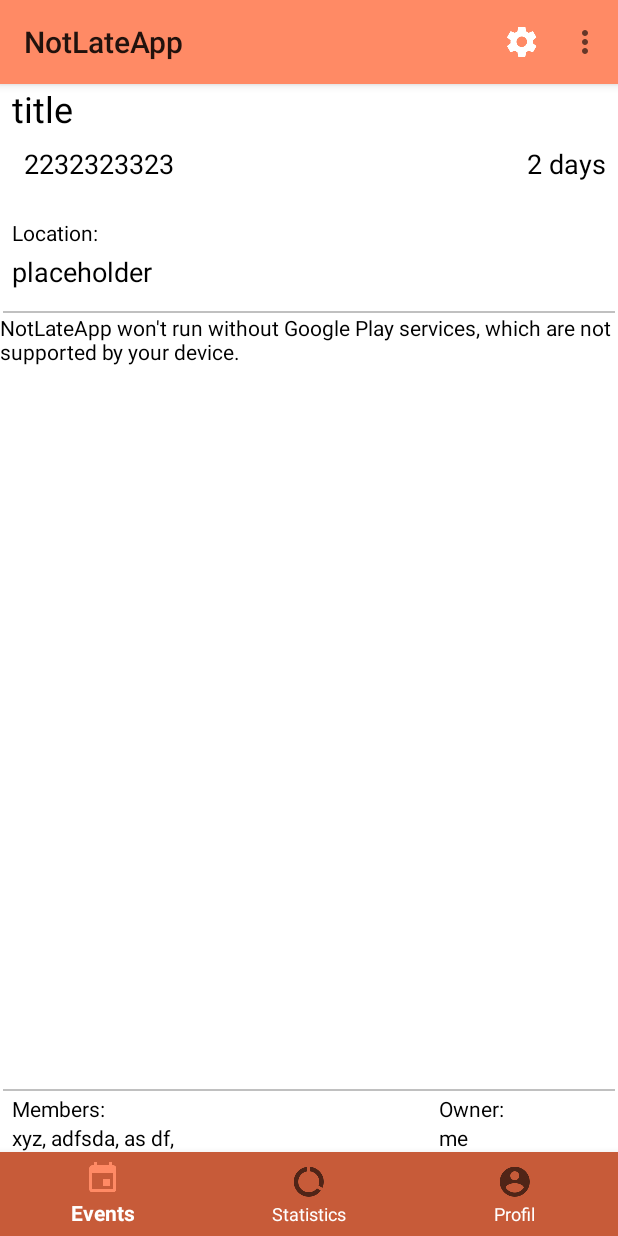
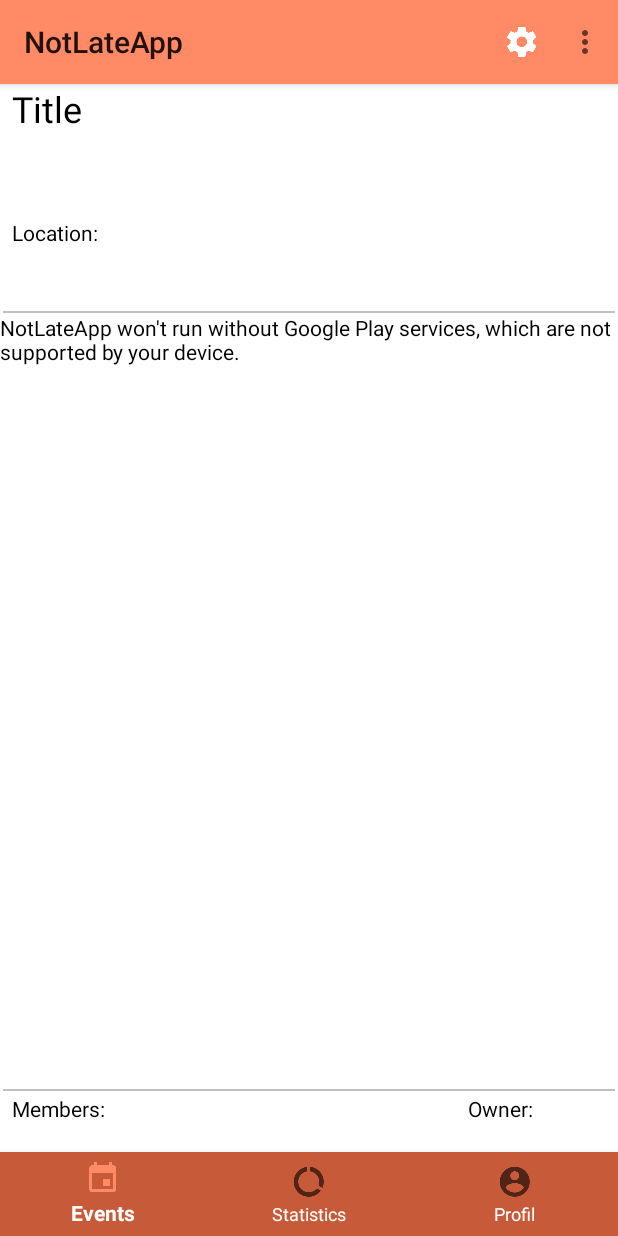
Before and after one commit to anonymvs/NotLate, an Android app: the fragment EventDetailsFragment placed in its activity, on a phone screen of 412 x 824 dp. Run offline under Robolectric (Android 15) with nearby library versions, the phone set to English and light mode, and no system bars; our stand-ins replace Firebase (no records; nobody signed in at launch, a user with empty details on screens opened directly); 9 statements that could not run were skipped.

Commit message:
preparations to submit the project

```diff
--- a/NotLateApp/app/src/main/AndroidManifest.xml
+++ b/NotLateApp/app/src/main/AndroidManifest.xml
@@ -29,8 +29,6 @@ package="hu.bme.aut.notlateapp">
     <activity android:name=".RegistrationActivity" />
     <activity android:name=".SettingsActivity" android:label="Settings" />
 
-    <activity android:name="hu.bme.aut.notlateapp.MapsActivity" android:label="@string/title_activity_maps"/>
-
         <!--
                  The API key for Google Maps-based APIs is defined as a string resource.
                  (See the file "res/values/google_maps_api.xml").
--- a/NotLateApp/app/src/main/java/hu/bme/aut/notlateapp/model/Event.java
+++ b/NotLateApp/app/src/main/java/hu/bme/aut/notlateapp/model/Event.java
@@ -169,7 +169,8 @@ public class Event implements Serializable {
         if(isArchived) {
             return "archived";
         }
-        if (eventDate.get(Calendar.DAY_OF_MONTH) == currentDate.get(Calendar.DAY_OF_MONTH)) {
+        if (eventDate.get(Calendar.DAY_OF_MONTH) == currentDate.get(Calendar.DAY_OF_MONTH) &&
+                hours > 0) {
             return "today";
         }
         currentDate.add(Calendar.DATE, 1);
--- a/NotLateApp/app/src/main/res/layout/activity_event_create.xml
+++ b/NotLateApp/app/src/main/res/layout/activity_event_create.xml
@@ -67,7 +67,7 @@
         android:layout_width="match_parent"
         android:layout_height="wrap_content">
     <TextView
-        android:hint="Your address comes here"
+        android:hint="@string/your_address_comes_here"
         android:id="@+id/tvLocation"
         android:layout_width="wrap_content"
         android:layout_height="wrap_content"
@@ -75,7 +75,7 @@
         android:padding="8dp"
         android:textColor="#000000"/>
         <Button
-            android:text="Pick a place"
+            android:text="@string/pick_a_place"
             android:id="@+id/btnPickPlace"
             android:layout_width="wrap_content"
             android:layout_height="wrap_content"
@@ -96,7 +96,7 @@
         android:layout_height="wrap_content">
         <Button
             android:id="@+id/btnCreate"
-            android:text="Create"
+            android:text="@string/create"
             android:layout_width="wrap_content"
             android:layout_height="wrap_content"
             android:layout_alignParentRight="true"/>
--- a/NotLateApp/app/src/main/res/layout/activity_registration.xml
+++ b/NotLateApp/app/src/main/res/layout/activity_registration.xml
@@ -91,7 +91,7 @@
                 android:layout_marginLeft="8dp">
 
                 <TextView
-                    android:text="Gender:"
+                    android:text="@string/gender"
                     android:layout_width="wrap_content"
                     android:layout_height="wrap_content"
                     />
--- a/NotLateApp/app/src/main/res/layout/event_list_row.xml
+++ b/NotLateApp/app/src/main/res/layout/event_list_row.xml
@@ -10,7 +10,6 @@
 
         <TextView
             android:id="@+id/eventTitle"
-            android:text="Title"
             android:textSize="16dp"
             android:textStyle="bold"
             android:layout_width="wrap_content"
@@ -18,7 +17,6 @@
 
         <TextView
             android:id="@+id/eventOwner"
-            android:text="by: Owner"
             android:layout_width="wrap_content"
             android:layout_height="wrap_content"
             android:layout_alignParentRight="true"/>
@@ -31,13 +29,11 @@
 
         <TextView
             android:id="@+id/eventDate"
-            android:text="date.date.date"
             android:layout_width="wrap_content"
             android:layout_height="wrap_content" />
 
         <TextView
             android:id="@+id/eventTimeLeft"
-            android:text="2 days"
             android:layout_width="wrap_content"
             android:layout_height="wrap_content"
             android:layout_alignParentRight="true"/>
@@ -50,13 +46,11 @@
 
         <TextView
             android:id="@+id/eventAddress"
-            android:text="bp, you know where"
             android:layout_width="wrap_content"
             android:layout_height="wrap_content" />
 
         <TextView
             android:id="@+id/eventMembers"
-            android:text="dafsfsfd"
             android:layout_width="wrap_content"
             android:layout_height="wrap_content"
             android:layout_alignParentRight="true"/>
--- a/NotLateApp/app/src/main/res/layout/fragment_details.xml
+++ b/NotLateApp/app/src/main/res/layout/fragment_details.xml
@@ -8,7 +8,7 @@
 
 
     <TextView
-        android:text="title"
+        android:text="@string/title"
         android:id="@+id/tvTitle"
         android:textSize="24sp"
         android:layout_width="0dp"
@@ -23,7 +23,6 @@
         app:layout_constraintTop_toTopOf="parent" />
 
     <TextView
-        android:text="2232323323"
         android:id="@+id/tvDate"
         android:layout_width="0dp"
         android:layout_height="wrap_content"
@@ -36,7 +35,6 @@
         app:layout_constraintLeft_toLeftOf="@+id/tvTitle" />
 
     <TextView
-        android:text="2 days"
         android:id="@+id/tvTimeLeft"
         android:layout_width="wrap_content"
         android:layout_height="wrap_content"
@@ -53,14 +51,13 @@
         android:id="@+id/tvLocationTitle"
         tools:layout_constraintTop_creator="1"
         tools:layout_constraintRight_creator="1"
-        app:layout_constraintRight_toRightOf="@+id/tvDate"
+        app:layout_constraintRight_toRightOf="parent"
         android:layout_marginTop="16dp"
         app:layout_constraintTop_toBottomOf="@+id/tvDate"
         tools:layout_constraintLeft_creator="1"
         app:layout_constraintLeft_toLeftOf="@+id/tvDate" />
 
     <TextView
-        android:text="placeholder"
         android:id="@+id/tvLocation"
         android:layout_width="0dp"
         android:layout_height="wrap_content"
@@ -123,7 +120,6 @@
         app:layout_constraintLeft_toLeftOf="parent"/>
 
     <TextView
-        android:text="xyz, adfsda, as df, "
         android:id="@+id/tvMembers"
         android:layout_width="0dp"
         android:layout_height="wrap_content"
@@ -134,13 +130,12 @@
         app:layout_constraintLeft_toLeftOf="@+id/tvMembersTitle" />
     <TextView
         android:id="@+id/tvOwnerTitle"
-        android:text="Owner: "
+        android:text="@string/owner"
         android:layout_width="wrap_content"
         android:layout_height="wrap_content"
         app:layout_constraintBottom_toTopOf="@+id/tvOwner"
         app:layout_constraintLeft_toLeftOf="@+id/tvOwner"/>
     <TextView
-        android:text="me"
         android:id="@+id/tvOwner"
         android:layout_width="0dp"
         android:layout_height="wrap_content"
--- a/NotLateApp/app/src/main/res/menu/menu_bottom_navigation.xml
+++ b/NotLateApp/app/src/main/res/menu/menu_bottom_navigation.xml
@@ -4,13 +4,13 @@
     <item
         android:id="@+id/action_one"
         android:icon="@drawable/ic_event_white_24dp"
-        android:title="Events"/>
+        android:title="@string/events"/>
     <item
         android:id="@+id/action_two"
         android:icon="@drawable/ic_data_usage_white_24dp"
-        android:title="Statistics"/>
+        android:title="@string/statistics"/>
     <item
         android:id="@+id/action_three"
         android:icon="@drawable/ic_account_circle_white_24dp"
-        android:title="Profil"/>
+        android:title="@string/profil"/>
 </menu>
--- a/NotLateApp/app/src/main/res/menu/menu_event.xml
+++ b/NotLateApp/app/src/main/res/menu/menu_event.xml
@@ -3,14 +3,14 @@
     xmlns:app="http://schemas.android.com/apk/res-auto">
     <item
         android:id="@+id/delete"
-        android:title="Delete"
-        app:showAsAction="always" />
+        android:title="@string/delete"
+        app:showAsAction="ifRoom" />
     <item
         android:id="@+id/edit"
-        android:title="Edit"
-        app:showAsAction="always" />
+        android:title="@string/edit"
+        app:showAsAction="ifRoom" />
     <item
         android:id="@+id/calendar"
-        android:title="Save to Calendar"
-        app:showAsAction="always" />
+        android:title="@string/save_to_calendar"
+        app:showAsAction="ifRoom" />
 </menu>
--- a/NotLateApp/app/src/main/res/menu/menu_main.xml
+++ b/NotLateApp/app/src/main/res/menu/menu_main.xml
@@ -3,12 +3,12 @@
     xmlns:app="http://schemas.android.com/apk/res-auto">
     <item
         android:id="@+id/action_settings"
-        android:title="Settings"
+        android:title="@string/settings"
         android:icon="@drawable/ic_settings_white_24dp"
         app:showAsAction="ifRoom"
         />
     <item
         android:id="@+id/action_logout"
-        android:title="Logout"
+        android:title="@string/logout"
         app:showAsAction="never"/>
 </menu>
--- a/NotLateApp/app/src/main/res/menu/menu_settings.xml
+++ /dev/null
@@ -1,4 +0,0 @@
-<?xml version="1.0" encoding="utf-8"?>
-<menu xmlns:android="http://schemas.android.com/apk/res/android">
-
-</menu>
--- a/NotLateApp/app/src/main/res/values/strings.xml
+++ b/NotLateApp/app/src/main/res/values/strings.xml
@@ -57,5 +57,22 @@
 
     <!-- TODO: Remove or change this placeholder text -->
     <string name="hello_blank_fragment">Hello blank fragment</string>
+    <string name="create">Create</string>
+    <string name="pick_a_place">Pick a place</string>
+    <string name="your_address_comes_here">Your address comes here</string>
+    <string name="gender">Gender:</string>
+    <string name="username">Username:</string>
+    <string name="dummy">dummy</string>
+    <string name="e_mail">E-mail:</string>
+    <string name="title">Title</string>
+    <string name="owner">Owner:</string>
+    <string name="events">Events</string>
+    <string name="statistics">Statistics</string>
+    <string name="profil">Profil</string>
+    <string name="delete">Delete</string>
+    <string name="edit">Edit</string>
+    <string name="save_to_calendar">Save to Calendar</string>
+    <string name="settings">Settings</string>
+    <string name="logout">Logout</string>
 
 </resources>
```
Also changed, not shown: NotLateApp/app/src/main/java/hu/bme/aut/notlateapp/MapsActivity.java (deleted, +0 -46 lines), NotLateApp/app/src/main/res/layout/activity_maps.xml (deleted, +0 -8 lines), NotLateApp/app/src/main/res/layout/fragment_account.xml (+4 -4 lines). Lines whose indentation alone changed are shown as unchanged.
